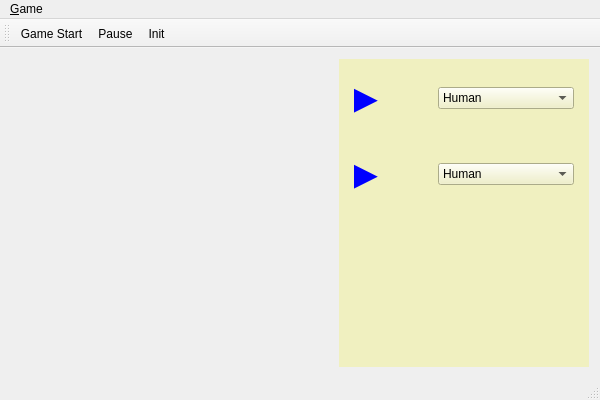
Old version of the form QtHexGame/QtHexGame/QtHexGame.ui in the repository vivisuke/QtHexGame.
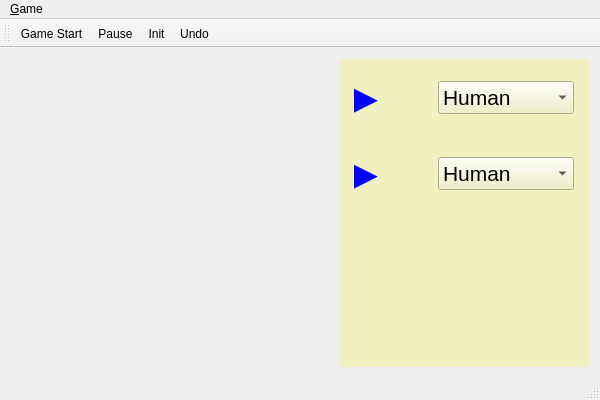
New version of the form. Icons and pictures are not drawn. Custom widgets are drawn as their Qt base class.

Commit message: 0040 ◎ C 11/25 11/25 0.001│ToDo│undo メニュー・ツールバーアイコン

Diff of the .ui file:
```diff
--- a/QtHexGame/QtHexGame/QtHexGame.ui
+++ b/QtHexGame/QtHexGame/QtHexGame.ui
@@ -108,6 +108,11 @@
           </item>
           <item>
            <widget class="QComboBox" name="comboBox">
+            <property name="font">
+             <font>
+              <pointsize>16</pointsize>
+             </font>
+            </property>
             <item>
              <property name="text">
               <string>Human</string>
@@ -183,6 +188,11 @@
           </item>
           <item>
            <widget class="QComboBox" name="comboBox_2">
+            <property name="font">
+             <font>
+              <pointsize>16</pointsize>
+             </font>
+            </property>
             <item>
              <property name="text">
               <string>Human</string>
@@ -250,6 +260,7 @@
    <addaction name="actionGame_Start"/>
    <addaction name="action_Pause"/>
    <addaction name="action_Init"/>
+   <addaction name="action_Undo"/>
   </widget>
   <widget class="QStatusBar" name="statusBar"/>
   <action name="actionGame_Start">
@@ -284,6 +295,15 @@
     <string>&amp;Pause</string>
    </property>
   </action>
+  <action name="action_Undo">
+   <property name="icon">
+    <iconset>
+     <normaloff>resources/undo.png</normaloff>resources/undo.png</iconset>
+   </property>
+   <property name="text">
+    <string>&amp;Undo</string>
+   </property>
+  </action>
  </widget>
  <layoutdefault spacing="6" margin="11"/>
  <customwidgets>
```
Left out of the diff: 1 changed line with no effect on the pictures. The commit also changes 3 other files.
